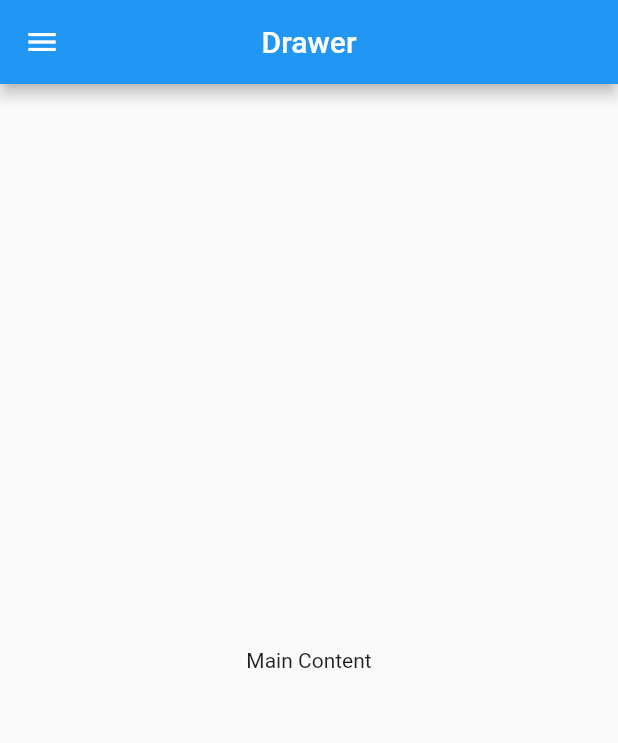
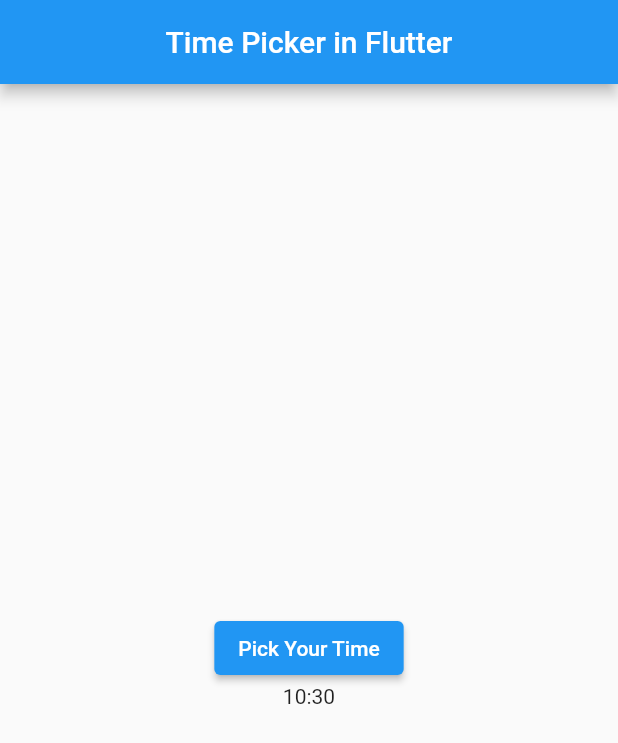
Before and after one commit to Nabinji/flutter_project, a Flutter app: the screen it shows after launch, on a phone screen of 412 x 824 dp. Shown: the top 743 px of the screen. Run offline on Flutter 3.47's test engine with Material 2 defaults, Android fonts, the phone set to English and light mode, and no system bars; our stand-ins replace another_carousel_pro, font_awesome_flutter, readmore; missing offline and left inert: flutter_bs_ad_calendar.

Commit message:
date and time

```diff
--- /dev/null
+++ b/lib/Date and Time/time_picker.dart
@@ -0,0 +1,58 @@
+import 'package:flutter/material.dart';
+
+class MyTimePicker extends StatefulWidget {
+  const MyTimePicker({super.key});
+
+  @override
+  _HiState createState() => _HiState();
+}
+
+class _HiState extends State<MyTimePicker> {
+  late TimeOfDay time;
+  _selectTime() async {
+    TimeOfDay? picker =
+        await showTimePicker(context: context, initialTime: time);
+    if (picker != null) {
+      setState(() {
+        time = picker;
+      });
+    }
+  }
+
+  @override
+  void initState() {
+    time = TimeOfDay.now();
+    super.initState();
+  }
+
+  @override
+  Widget build(BuildContext context) {
+    return Scaffold(
+      appBar: AppBar(
+        centerTitle: true,
+        title: const Text("Time Picker in Flutter"),
+      ),
+      body: Center(
+        child: Column(
+          mainAxisAlignment: MainAxisAlignment.center,
+          children: [
+            ElevatedButton(
+              onPressed: () {
+                setState(() {
+                  _selectTime();
+                });
+              },
+              child: const Text(
+                "Pick Your Time",
+                style: TextStyle(
+                  color: Colors.white,
+                ),
+              ),
+            ),
+            Text("${time.hour}:${time.minute}")
+          ],
+        ),
+      ),
+    );
+  }
+}
--- a/lib/main.dart
+++ b/lib/main.dart
@@ -1,5 +1,5 @@
 import 'package:flutter/material.dart';
-import 'package:my_project/drawer.dart';
+import 'package:my_project/Date%20and%20Time/time_picker.dart';
 
 void main() {
   runApp(const MyApp());
@@ -12,7 +12,7 @@ class MyApp extends StatelessWidget {
   Widget build(BuildContext context) {
     return const MaterialApp(
       debugShowCheckedModeBanner: false,
-      home: MyDrawer(),
+      home: MyTimePicker(),
     );
   }
 }
```
Also changed, not shown: lib/Date and Time/date_picker.dart (added, +51 -0 lines).
